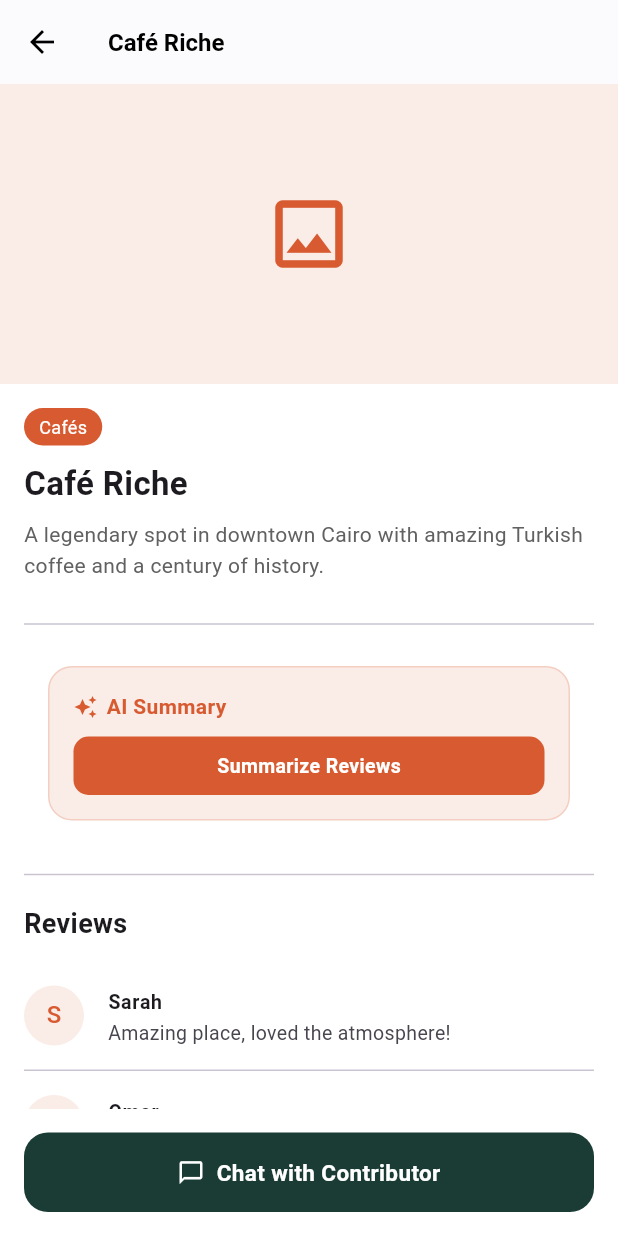
After one commit to malakkmostafaa/LikeALocal, a Flutter app: the screen it shows once a user with an empty profile is signed in, item 5 of the bottom bar chosen, after a tap on "Test Place Details", on a phone screen of 412 x 824 dp. The commit adds this screen. Run offline on Flutter 3.47's test engine with Material 3 defaults, Android fonts, the phone set to English and light mode, and no system bars; our stand-ins replace cloud_firestore, firebase_auth, firebase_core, firebase_messaging; accounts and stored records are empty.

Commit message:
added chat, ai, notifications butsomethings are mocked because i don't have all the parts yet

```diff
--- /dev/null
+++ b/likealocal/lib/screens/chat/widgets/review_summary_widget.dart
@@ -0,0 +1,113 @@
+import 'package:flutter/material.dart';
+import '../../../services/place_service.dart';
+import '../../../services/ai_service.dart';
+
+class ReviewSummaryWidget extends StatefulWidget {
+  final String placeId;
+
+  const ReviewSummaryWidget({super.key, required this.placeId});
+
+  @override
+  State<ReviewSummaryWidget> createState() => _ReviewSummaryWidgetState();
+}
+
+class _ReviewSummaryWidgetState extends State<ReviewSummaryWidget> {
+  final AiService _aiService = AiService();
+  final PlaceService _placeService = PlaceService();
+
+  String? _summary;
+  bool _loading = false;
+  bool _generated = false;
+
+  Future<void> _generateSummary() async {
+    setState(() => _loading = true);
+
+    try {
+      // Placeholder reviews for testing
+      // Member 2 will replace this with real data later
+      final reviewTexts = [
+        'Amazing place, loved the atmosphere!',
+        'Great food and friendly staff.',
+        'A bit crowded but worth the visit.',
+      ];
+
+      final summary = await _aiService.summarizeReviews(reviewTexts);
+
+      setState(() {
+        _summary = summary;
+        _loading = false;
+        _generated = true;
+      });
+    } catch (e) {
+      setState(() {
+        _summary = 'Could not generate summary.';
+        _loading = false;
+        _generated = true;
+      });
+    }
+  }
+
+  @override
+  Widget build(BuildContext context) {
+    return Container(
+      margin: const EdgeInsets.symmetric(horizontal: 16, vertical: 8),
+      padding: const EdgeInsets.all(16),
+      decoration: BoxDecoration(
+        color: const Color(0xFFFAECE7),
+        borderRadius: BorderRadius.circular(16),
+        border: Border.all(color: const Color(0xFFD85A30).withOpacity(0.2)),
+      ),
+      child: Column(
+        crossAxisAlignment: CrossAxisAlignment.start,
+        children: [
+          Row(
+            children: const [
+              Icon(Icons.auto_awesome,
+                  color: Color(0xFFD85A30), size: 16),
+              SizedBox(width: 6),
+              Text('AI Summary',
+                  style: TextStyle(
+                      fontWeight: FontWeight.w600,
+                      fontSize: 14,
+                      color: Color(0xFFD85A30))),
+            ],
+          ),
+          const SizedBox(height: 10),
+          if (!_generated && !_loading)
+            GestureDetector(
+              onTap: _generateSummary,
+              child: Container(
+                width: double.infinity,
+                padding: const EdgeInsets.symmetric(vertical: 10),
+                decoration: BoxDecoration(
+                  color: const Color(0xFFD85A30),
+                  borderRadius: BorderRadius.circular(10),
+                ),
+                child: const Center(
+                  child: Text('Summarize Reviews',
+                      style: TextStyle(
+                          color: Colors.white,
+                          fontWeight: FontWeight.w600,
+                          fontSize: 13)),
+                ),
+              ),
+            ),
+          if (_loading)
+            const Center(
+              child: Padding(
+                padding: EdgeInsets.symmetric(vertical: 8),
+                child: CircularProgressIndicator(
+                    color: Color(0xFFD85A30), strokeWidth: 2),
+              ),
+            ),
+          if (_generated && !_loading && _summary != null)
+            Text(_summary!,
+                style: const TextStyle(
+                    fontSize: 13,
+                    color: Colors.black87,
+                    height: 1.5)),
+        ],
+      ),
+    );
+  }
+}
--- /dev/null
+++ b/likealocal/lib/screens/explore/place_details_screen.dart
@@ -0,0 +1,176 @@
+import 'package:flutter/material.dart';
+import '../chat/chat_screen.dart';
+import '../chat/widgets/review_summary_widget.dart';
+
+class PlaceDetailsScreen extends StatelessWidget {
+  final String placeId;
+  final String placeName;
+  final String category;
+  final String description;
+
+  const PlaceDetailsScreen({
+    super.key,
+    required this.placeId,
+    required this.placeName,
+    required this.category,
+    required this.description,
+  });
+
+  @override
+  Widget build(BuildContext context) {
+    return Scaffold(
+      backgroundColor: Colors.white,
+      appBar: AppBar(
+        backgroundColor: Colors.white,
+        elevation: 0.5,
+        leading: const BackButton(color: Colors.black),
+        title: Text(placeName,
+            style: const TextStyle(
+                color: Colors.black,
+                fontWeight: FontWeight.w600,
+                fontSize: 16)),
+      ),
+      body: SingleChildScrollView(
+        child: Column(
+          crossAxisAlignment: CrossAxisAlignment.start,
+          children: [
+            // Placeholder image banner
+            Container(
+              width: double.infinity,
+              height: 200,
+              color: const Color(0xFFFAECE7),
+              child: const Center(
+                child: Icon(Icons.image_outlined,
+                    size: 60, color: Color(0xFFD85A30)),
+              ),
+            ),
+
+            Padding(
+              padding: const EdgeInsets.all(16),
+              child: Column(
+                crossAxisAlignment: CrossAxisAlignment.start,
+                children: [
+                  // Category chip
+                  Container(
+                    padding: const EdgeInsets.symmetric(
+                        horizontal: 10, vertical: 4),
+                    decoration: BoxDecoration(
+                      color: const Color(0xFFD85A30),
+                      borderRadius: BorderRadius.circular(20),
+                    ),
+                    child: Text(category,
+                        style: const TextStyle(
+                            color: Colors.white, fontSize: 12)),
+                  ),
+                  const SizedBox(height: 10),
+
+                  // Place name
+                  Text(placeName,
+                      style: const TextStyle(
+                          fontSize: 22, fontWeight: FontWeight.bold)),
+                  const SizedBox(height: 8),
+
+                  // Description
+                  Text(description,
+                      style: TextStyle(
+                          fontSize: 14,
+                          color: Colors.grey.shade700,
+                          height: 1.5)),
+                  const SizedBox(height: 20),
+
+                  const Divider(),
+                  const SizedBox(height: 12),
+
+                  // AI Summary
+                  ReviewSummaryWidget(placeId: placeId),
+                  const SizedBox(height: 20),
+
+                  const Divider(),
+                  const SizedBox(height: 12),
+
+                  // Reviews section - placeholder
+                  const Text('Reviews',
+                      style: TextStyle(
+                          fontSize: 18, fontWeight: FontWeight.bold)),
+                  const SizedBox(height: 12),
+
+                  ListView.separated(
+                    shrinkWrap: true,
+                    physics: const NeverScrollableScrollPhysics(),
+                    itemCount: 3,
+                    separatorBuilder: (_, __) => const Divider(height: 1),
+                    itemBuilder: (context, i) {
+                      final names = ['Sarah', 'Omar', 'Youssef'];
+                      final texts = [
+                        'Amazing place, loved the atmosphere!',
+                        'Great food and friendly staff.',
+                        'A bit crowded but worth the visit.',
+                      ];
+                      return ListTile(
+                        contentPadding: EdgeInsets.zero,
+                        leading: CircleAvatar(
+                          backgroundColor: const Color(0xFFFAECE7),
+                          child: Text(names[i][0],
+                              style: const TextStyle(
+                                  color: Color(0xFFD85A30))),
+                        ),
+                        title: Text(names[i],
+                            style: const TextStyle(
+                                fontWeight: FontWeight.w600,
+                                fontSize: 13)),
+                        subtitle: Text(texts[i],
+                            style: const TextStyle(fontSize: 13)),
+                      );
+                    },
+                  ),
+                  const SizedBox(height: 80),
+                ],
+              ),
+            ),
+          ],
+        ),
+      ),
+
+      // Chat with contributor button at bottom
+      bottomNavigationBar: Padding(
+        padding: const EdgeInsets.all(16),
+        child: GestureDetector(
+          onTap: () {
+            Navigator.push(
+              context,
+              MaterialPageRoute(
+                builder: (_) => ChatScreen(
+                  otherUid: 'test_contributor_uid',
+                  otherName: 'Contributor',
+                  placeId: placeId,
+                  placeName: placeName,
+                ),
+              ),
+            );
+          },
+          child: Container(
+            width: double.infinity,
+            padding: const EdgeInsets.symmetric(vertical: 16),
+            decoration: BoxDecoration(
+              color: const Color(0xFF1A3C34),
+              borderRadius: BorderRadius.circular(16),
+            ),
+            child: const Row(
+              mainAxisAlignment: MainAxisAlignment.center,
+              children: [
+                Icon(Icons.chat_bubble_outline,
+                    color: Colors.white, size: 18),
+                SizedBox(width: 8),
+                Text('Chat with Contributor',
+                    style: TextStyle(
+                        color: Colors.white,
+                        fontWeight: FontWeight.w600,
+                        fontSize: 15)),
+              ],
+            ),
+          ),
+        ),
+      ),
+    );
+  }
+}
--- a/likealocal/lib/screens/profile/profile_screen.dart
+++ b/likealocal/lib/screens/profile/profile_screen.dart
@@ -3,6 +3,8 @@ import 'package:firebase_auth/firebase_auth.dart';
 import '../../services/user_service.dart';
 import '../../models/user_model.dart';
 import '../auth/login_screen.dart';
+import '../chat/ai_chat_screen.dart';
+import '../explore/place_details_screen.dart';
 
 const List<String> kAvailableCategories = [
   'Culture',
@@ -258,7 +260,64 @@ class ProfileScreen extends StatelessWidget {
                             user.isSuperUser ? "Super" : "Standard", "Status")),
                   ],
                 ),
+                const SizedBox(height: 24),
+
+                // AI Guide Button
+                GestureDetector(
+                  onTap: () => Navigator.push(
+                    context,
+                    MaterialPageRoute(builder: (_) => const AiChatScreen()),
+                  ),
+                  child: Container(
+                    width: double.infinity,
+                    padding: const EdgeInsets.symmetric(vertical: 16),
+                    decoration: BoxDecoration(
+                      color: const Color(0xFFD85A30),
+                      borderRadius: BorderRadius.circular(20),
+                    ),
+                    child: const Row(
+                      mainAxisAlignment: MainAxisAlignment.center,
+                      children: [
+                        Icon(Icons.auto_awesome, color: Colors.white, size: 20),
+                        SizedBox(width: 10),
+                        Text('AI Local Guide',
+                            style: TextStyle(
+                                color: Colors.white,
+                                fontWeight: FontWeight.w600,
+                                fontSize: 16)),
+                      ],
+                    ),
+                  ),
+                ),
                 const SizedBox(height: 48),
+
+                // Temp test button - remove later
+                GestureDetector(
+                  onTap: () => Navigator.push(
+                    context,
+                    MaterialPageRoute(
+                      builder: (_) => const PlaceDetailsScreen(
+                        placeId: 'test_place_id',
+                        placeName: 'Café Riche',
+                        category: 'Cafés',
+                        description: 'A legendary spot in downtown Cairo with amazing Turkish coffee and a century of history.',
+                      ),
+                    ),
+                  ),
+                  child: Container(
+                    width: double.infinity,
+                    padding: const EdgeInsets.symmetric(vertical: 16),
+                    margin: const EdgeInsets.only(bottom: 12),
+                    decoration: BoxDecoration(
+                      color: Colors.grey.shade200,
+                      borderRadius: BorderRadius.circular(20),
+                    ),
+                    child: const Center(
+                      child: Text('Test Place Details',
+                          style: TextStyle(fontWeight: FontWeight.w600)),
+                    ),
+                  ),
+                ),
 
                 // Logout
                 TextButton.icon(
--- /dev/null
+++ b/likealocal/lib/services/ai_service.dart
@@ -0,0 +1,86 @@
+import 'dart:convert';
+import 'package:http/http.dart' as http;
+import '../utils/app_config.dart';
+
+class AiService {
+  static const String _baseUrl =
+      'https://api.groq.com/openai/v1/chat/completions';
+
+  static const String _systemPrompt =
+      '''You are an AI local guide for the LikeALocal app.
+You help users discover authentic local places like hidden cafés, restaurants,
+cultural spots and hidden gems. Keep responses short, friendly and specific.
+Always suggest 1-3 places with a brief reason why. If asked about a specific city,
+focus on that city. Default to Cairo, Egypt if no city is mentioned.''';
+
+  Future<String> getRecommendation(
+      String userMessage, List<Map<String, String>> history) async {
+    final url = Uri.parse(_baseUrl);
+
+    final messages = [
+      {'role': 'system', 'content': _systemPrompt},
+      ...history.map((m) => {
+            'role': m['role'] == 'model' ? 'assistant' : m['role']!,
+            'content': m['text']!,
+          }),
+      {'role': 'user', 'content': userMessage},
+    ];
+
+    final response = await http.post(
+      url,
+      headers: {
+        'Content-Type': 'application/json',
+        'Authorization': 'Bearer ${AppConfig.groqApiKey}',
+      },
+      body: jsonEncode({
+        'model': 'llama-3.1-8b-instant',
+        'messages': messages,
+        'max_tokens': 500,
+      }),
+    );
+
+
+    if (response.statusCode == 200) {
+      final data = jsonDecode(response.body);
+      return data['choices'][0]['message']['content'] as String;
+    } else {
+      throw Exception('Failed: ${response.statusCode} ${response.body}');
+    }
+  }
+
+  Future<String> summarizeReviews(List<String> reviews) async {
+    if (reviews.isEmpty) return 'No reviews yet.';
+
+    final url = Uri.parse(_baseUrl);
+
+    final response = await http.post(
+      url,
+      headers: {
+        'Content-Type': 'application/json',
+        'Authorization': 'Bearer ${AppConfig.groqApiKey}',
+      },
+      body: jsonEncode({
+        'model': 'llama-3.1-8b-instant',
+        'messages': [
+          {
+            'role': 'system',
+            'content': 'You summarize user reviews concisely.'
+          },
+          {
+            'role': 'user',
+            'content':
+                'Summarize these reviews in 2-3 sentences. Highlight the most common points:\n- ${reviews.join('\n- ')}'
+          },
+        ],
+        'max_tokens': 200,
+      }),
+    );
+
+    if (response.statusCode == 200) {
+      final data = jsonDecode(response.body);
+      return data['choices'][0]['message']['content'] as String;
+    } else {
+      return 'Could not generate summary.';
+    }
+  }
+}
```
Also changed, not shown: likealocal/lib/screens/chat/ai_chat_screen.dart (added, +251 -0 lines), 1 other file.
